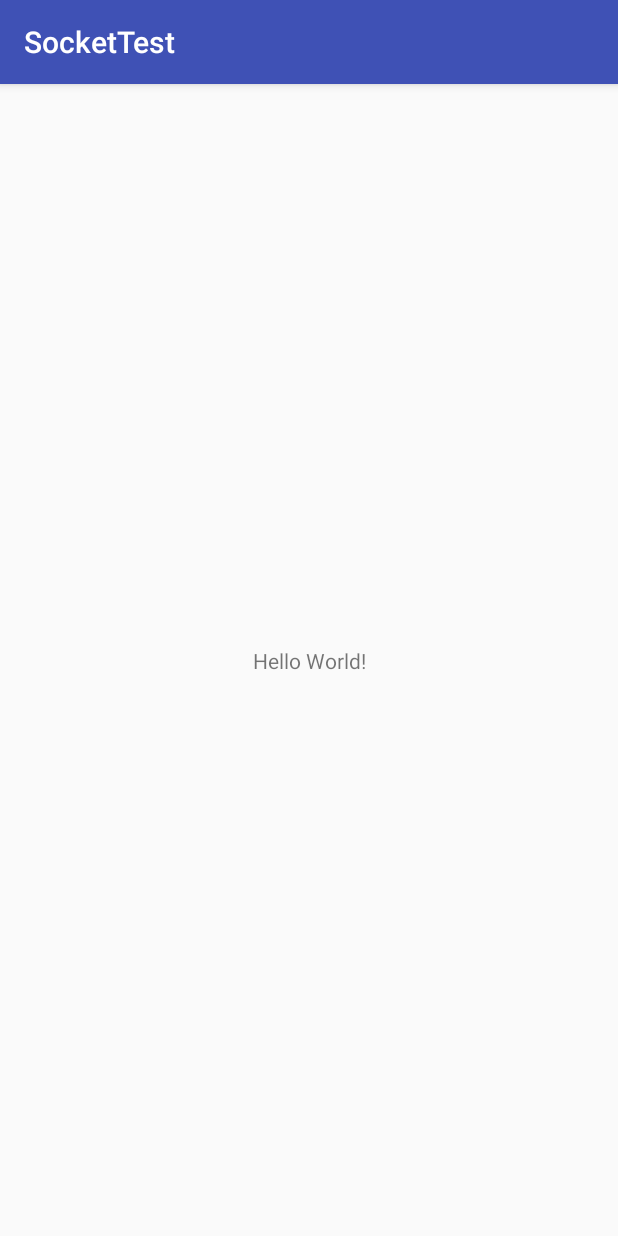
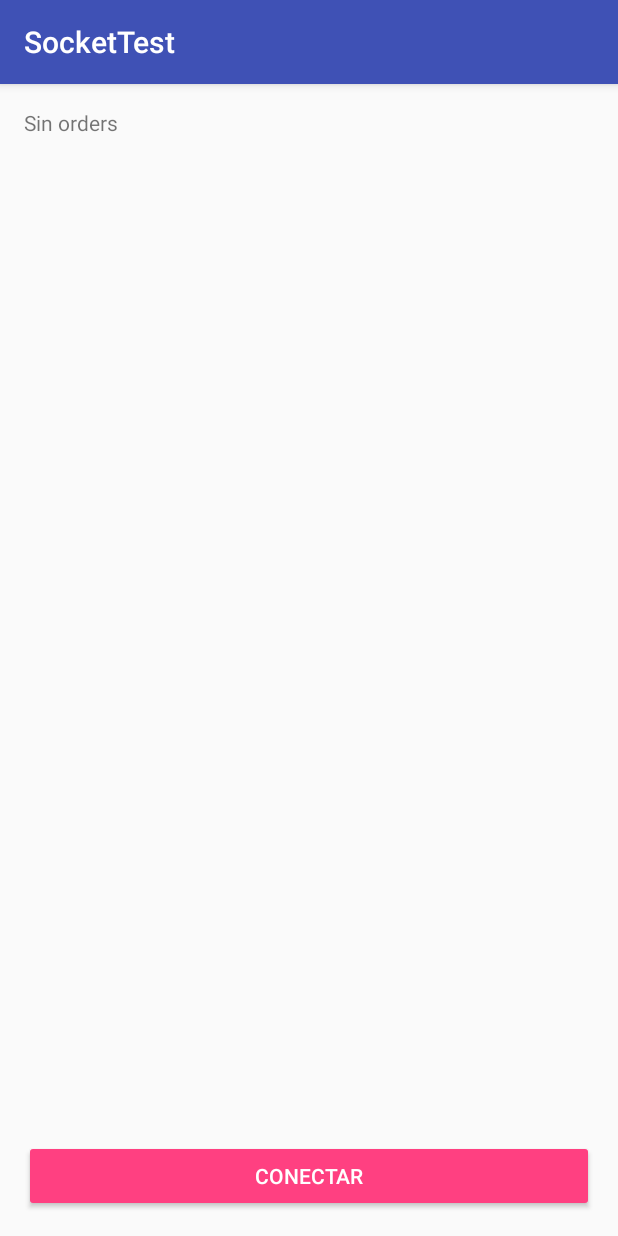
Before and after one commit to jmcaldera/sockettest, an Android app: the screen it shows after launch (OrderActivity), on a phone screen of 412 x 824 dp. Run offline under Robolectric (Android 15) with nearby library versions, the phone set to English and light mode, and no system bars.

Commit message:
Creadas interfaces e implementacion para vista, presentador y repositorio
Clases de modelo de datos (Order).

Logica de negocio de la aplicacion

```diff
--- a/app/build.gradle
+++ b/app/build.gradle
@@ -23,6 +23,10 @@ dependencies {
     implementation fileTree(dir: 'libs', include: ['*.jar'])
     implementation 'com.android.support:appcompat-v7:26.1.0'
     implementation 'com.android.support.constraint:constraint-layout:1.0.2'
+    compile 'com.squareup.retrofit2:retrofit:2.3.0'
+    compile 'com.squareup.retrofit2:converter-gson:2.3.0'
+    compile 'com.google.code.gson:gson:2.8.2'
+    compile 'com.google.guava:guava:20.0'
     testImplementation 'junit:junit:4.12'
     androidTestImplementation 'com.android.support.test:runner:1.0.1'
     androidTestImplementation 'com.android.support.test.espresso:espresso-core:3.0.1'
--- a/app/src/main/AndroidManifest.xml
+++ b/app/src/main/AndroidManifest.xml
@@ -1,6 +1,9 @@
 <?xml version="1.0" encoding="utf-8"?>
 <manifest xmlns:android="http://schemas.android.com/apk/res/android"
     package="com.example.jmcaldera.sockettest">
+
+    <uses-permission android:name="android.permission.INTERNET" />
+    <uses-permission android:name="android.permission.ACCESS_NETWORK_STATE" />
 
     <application
         android:allowBackup="true"
@@ -9,7 +12,7 @@
         android:roundIcon="@mipmap/ic_launcher_round"
         android:supportsRtl="true"
         android:theme="@style/AppTheme">
-        <activity android:name=".OrderActivity">
+        <activity android:name=".order.OrderActivity">
             <intent-filter>
                 <action android:name="android.intent.action.MAIN" />
 
--- a/app/src/main/java/com/example/jmcaldera/sockettest/OrderActivity.java
+++ /dev/null
@@ -1,13 +0,0 @@
-package com.example.jmcaldera.sockettest;
-
-import android.support.v7.app.AppCompatActivity;
-import android.os.Bundle;
-
-public class OrderActivity extends AppCompatActivity {
-
-    @Override
-    protected void onCreate(Bundle savedInstanceState) {
-        super.onCreate(savedInstanceState);
-        setContentView(R.layout.activity_order);
-    }
-}
--- /dev/null
+++ b/app/src/main/java/com/example/jmcaldera/sockettest/order/OrderActivity.java
@@ -0,0 +1,137 @@
+package com.example.jmcaldera.sockettest.order;
+
+import android.support.v7.app.AppCompatActivity;
+import android.os.Bundle;
+import android.util.Log;
+import android.view.View;
+import android.widget.Button;
+import android.widget.TextView;
+import android.widget.Toast;
+
+import com.example.jmcaldera.sockettest.R;
+import com.example.jmcaldera.sockettest.repository.OrderRepository;
+import com.example.jmcaldera.sockettest.repository.model.Order;
+import com.example.jmcaldera.sockettest.repository.remote.RemoteDataSource;
+
+import static com.google.common.base.Preconditions.checkNotNull;
+
+public class OrderActivity extends AppCompatActivity implements OrderContract.View{
+
+    private static final String TAG = OrderActivity.class.getSimpleName();
+
+    static boolean active = false;
+
+    private OrderContract.Presenter mPresenter;
+
+    private Button mBtnConnect;
+    private Button mBtnDisconnect;
+    private TextView mOrderText;
+
+    @Override
+    protected void onCreate(Bundle savedInstanceState) {
+        super.onCreate(savedInstanceState);
+        setContentView(R.layout.activity_order);
+
+        new OrderPresenter(this, OrderRepository.getInstance(RemoteDataSource.getInstance()));
+
+        mBtnConnect = (Button) findViewById(R.id.btn_connect);
+        mBtnConnect.setOnClickListener(new View.OnClickListener() {
+            @Override
+            public void onClick(View view) {
+                Log.d(TAG, "Click en conectar");
+                mPresenter.openConnection();
+                mBtnConnect.setEnabled(false);
+            }
+        });
+
+        mBtnDisconnect = (Button) findViewById(R.id.btn_disconnect);
+        mBtnDisconnect.setOnClickListener(new View.OnClickListener() {
+            @Override
+            public void onClick(View view) {
+                Log.d(TAG, "Click en desconectar");
+                mPresenter.closeConnection();
+                mBtnDisconnect.setEnabled(false);
+            }
+        });
+        mOrderText = (TextView) findViewById(R.id.order_text);
+    }
+
+    @Override
+    protected void onStart() {
+        super.onStart();
+        active = true;
+    }
+
+    @Override
+    protected void onStop() {
+        super.onStop();
+        active = false;
+    }
+
+    @Override
+    public void setPresenter(OrderContract.Presenter presenter) {
+        this.mPresenter = checkNotNull(presenter, "El presenter no puede ser null");
+    }
+
+    @Override
+    public void setLoadingIndicator(boolean active) {
+        Log.d(TAG, "Loading indicator is: " + active);
+    }
+
+    @Override
+    public void showNoOrder() {
+        Log.d(TAG," No hay orders");
+    }
+
+    @Override
+    public void showOrder(Order order) {
+        Log.d(TAG, "Orders recibidas");
+        Log.d(TAG, order.toString());
+        mOrderText.setText(order.toString());
+    }
+
+    @Override
+    public void showConnectionEstablished() {
+        Log.d(TAG, "openConn Success View");
+
+        mBtnConnect.setVisibility(View.GONE);
+        mBtnDisconnect.setVisibility(View.VISIBLE);
+        mBtnDisconnect.setEnabled(true);
+
+        Toast.makeText(this, "Conectado", Toast.LENGTH_SHORT).show();
+    }
+
+    @Override
+    public void showErrorOpenConnection() {
+        Log.d(TAG, "openConn Error View");
+        Toast.makeText(this, "Error al conectar", Toast.LENGTH_SHORT).show();
+    }
+
+    @Override
+    public void showConnectionClosed() {
+        Log.d(TAG, "closeConn Success View");
+
+        mBtnDisconnect.setVisibility(View.GONE);
+        mBtnConnect.setVisibility(View.VISIBLE);
+        mBtnConnect.setEnabled(true);
+
+        mOrderText.setText(getString(R.string.no_order));
+        Toast.makeText(this, "Desconectado", Toast.LENGTH_SHORT).show();
+    }
+
+    @Override
+    public void showErrorCloseConnection() {
+        Log.d(TAG, "closeConn Error View");
+        Toast.makeText(this, "Error al desconectar", Toast.LENGTH_SHORT).show();
+    }
+
+    @Override
+    public void showErrorMessage(String msg) {
+        Log.d(TAG, "Error al cargar");
+    }
+
+    @Override
+    public boolean isActive() {
+        return active;
+    }
+}
--- /dev/null
+++ b/app/src/main/java/com/example/jmcaldera/sockettest/repository/DataSource.java
@@ -0,0 +1,33 @@
+package com.example.jmcaldera.sockettest.repository;
+
+import com.example.jmcaldera.sockettest.repository.model.Order;
+
+/**
+ * Created by jmcaldera on 19/10/2017.
+ */
+
+public interface DataSource {
+
+    interface OpenConnectionCallback {
+        void onSuccess();
+        void onError();
+    }
+
+    interface CloseConnectionCallback {
+        void onSuccess();
+        void onError();
+    }
+
+    interface LoadOrderCallback {
+        void onSuccess(Order order);
+        void onError();
+    }
+
+    void openConnection(OpenConnectionCallback callback);
+
+    void closeConnection(CloseConnectionCallback callback);
+
+    void loadOrder(LoadOrderCallback callback);
+
+    void refreshOrder();
+}
--- /dev/null
+++ b/app/src/main/java/com/example/jmcaldera/sockettest/repository/remote/RemoteDataSource.java
@@ -0,0 +1,100 @@
+package com.example.jmcaldera.sockettest.repository.remote;
+
+import android.os.Handler;
+import android.support.annotation.NonNull;
+import android.util.Log;
+
+import com.example.jmcaldera.sockettest.repository.DataSource;
+import com.example.jmcaldera.sockettest.repository.model.Order;
+import com.google.gson.Gson;
+
+/**
+ * Created by jmcaldera on 19/10/2017.
+ */
+
+public class RemoteDataSource implements DataSource {
+
+    //TODO: Implementar retrofit para consulta http
+    //TODO: crear otro hilo para que la conexion se mantenga si se envia el app al background
+    //TODO: crear evento para recibir la respuesta http y enviarlo a la app
+    //TODO: arrancar la app nuevamente segun el evento y mostrar la respuesta
+
+    private static final String TAG = RemoteDataSource.class.getSimpleName();
+
+    private static RemoteDataSource INSTANCE;
+
+    public static RemoteDataSource getInstance() {
+        if (INSTANCE == null) {
+            INSTANCE = new RemoteDataSource();
+        }
+        return INSTANCE;
+    }
+
+    private RemoteDataSource() {
+
+    }
+    @Override
+    public void openConnection(@NonNull final OpenConnectionCallback callback) {
+        Handler handler = new Handler();
+        handler.postDelayed(new Runnable() {
+            @Override
+            public void run() {
+                Log.d(TAG, "openConn Success en RemoteDataSource");
+                callback.onSuccess();
+            }
+        }, 2000);
+    }
+
+    @Override
+    public void closeConnection(@NonNull final CloseConnectionCallback callback) {
+        Handler handler = new Handler();
+        handler.postDelayed(new Runnable() {
+            @Override
+            public void run() {
+                callback.onSuccess();
+                Log.d(TAG, "closeConn Success en RemoteDataSource");
+            }
+        }, 2000);
+    }
+
+    @Override
+    public void loadOrder(@NonNull final LoadOrderCallback callback) {
+        //TODO: Sustituir el fakedata por la data recibida del servidor y llamar al callback
+
+        String json = "{\n" +
+                "    \"id\": 1,\n" +
+                "    \"documents\": [{\n" +
+                "        \"id\": 2,\n" +
+                "        \"name\": \"Docuento uno\",\n" +
+                "        \"precio\": 2500\n" +
+                "    }, {\n" +
+                "        \"id\": 3,\n" +
+                "        \"name\": \"Docuento dos\",\n" +
+                "        \"precio \": 7500\n" +
+                "    }],\n" +
+                "    \"subsidiary\": {\n" +
+                "        \"id\": 1,\n" +
+                "        \"name\": \"Nombre\",\n" +
+                "        \"address\": \"Las verbenas 8961\"\n" +
+                "    }\n" +
+                "}";
+        Gson gson = new Gson();
+        final Order order = gson.fromJson(json, Order.class);
+        Log.d(TAG, order.toString());
+
+        Handler handler = new Handler();
+        handler.postDelayed(new Runnable() {
+            @Override
+            public void run() {
+                Log.d(TAG, "loadOrder Success RemoteDataSource");
+                callback.onSuccess(order);
+
+            }
+        }, 2000);
+    }
+
+    @Override
+    public void refreshOrder() {
+        // No se utiliza
+    }
+}
--- a/app/src/main/res/layout/activity_order.xml
+++ b/app/src/main/res/layout/activity_order.xml
@@ -1,18 +1,35 @@
 <?xml version="1.0" encoding="utf-8"?>
-<android.support.constraint.ConstraintLayout xmlns:android="http://schemas.android.com/apk/res/android"
+<RelativeLayout xmlns:android="http://schemas.android.com/apk/res/android"
     xmlns:app="http://schemas.android.com/apk/res-auto"
     xmlns:tools="http://schemas.android.com/tools"
     android:layout_width="match_parent"
     android:layout_height="match_parent"
-    tools:context="com.example.jmcaldera.sockettest.OrderActivity">
+    tools:context="com.example.jmcaldera.sockettest.order.OrderActivity">
 
     <TextView
         android:layout_width="wrap_content"
         android:layout_height="wrap_content"
-        android:text="Hello World!"
-        app:layout_constraintBottom_toBottomOf="parent"
-        app:layout_constraintLeft_toLeftOf="parent"
-        app:layout_constraintRight_toRightOf="parent"
-        app:layout_constraintTop_toTopOf="parent" />
+        android:text="@string/no_order"
+        android:layout_margin="16dp"
+        android:id="@+id/order_text"/>
 
-</android.support.constraint.ConstraintLayout>
+    <Button
+        android:layout_width="match_parent"
+        android:layout_height="48dp"
+        android:text="@string/btn_connect"
+        style="@style/Widget.AppCompat.Button.Colored"
+        android:layout_alignParentBottom="true"
+        android:layout_margin="16dp"
+        android:id="@+id/btn_connect"/>
+
+    <Button
+        android:layout_width="match_parent"
+        android:layout_height="48dp"
+        android:text="@string/btn_disconnect"
+        style="@style/Widget.AppCompat.Button.Colored"
+        android:layout_alignParentBottom="true"
+        android:layout_margin="16dp"
+        android:id="@+id/btn_disconnect"
+        android:visibility="gone"/>
+
+</RelativeLayout>
--- a/app/src/main/res/values/strings.xml
+++ b/app/src/main/res/values/strings.xml
@@ -1,3 +1,6 @@
 <resources>
     <string name="app_name">SocketTest</string>
+    <string name="btn_connect">Conectar</string>
+    <string name="btn_disconnect">Desconectar</string>
+    <string name="no_order">Sin orders</string>
 </resources>
```
Also changed, not shown: app/src/main/java/com/example/jmcaldera/sockettest/BasePresenter.java (added, +9 -0 lines), app/src/main/java/com/example/jmcaldera/sockettest/BaseView.java (added, +9 -0 lines), app/src/main/java/com/example/jmcaldera/sockettest/order/OrderContract.java (added, +38 -0 lines), app/src/main/java/com/example/jmcaldera/sockettest/order/OrderPresenter.java (added, +94 -0 lines), app/src/main/java/com/example/jmcaldera/sockettest/repository/OrderRepository.java (added, +124 -0 lines).
